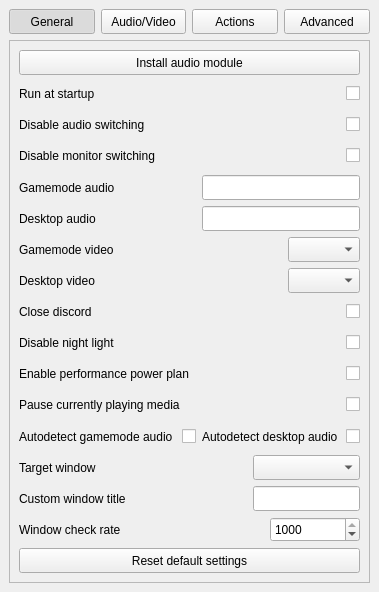
Odizinne/BigPictureTV, file Configurator/Configurator.ui: the form before one commit.
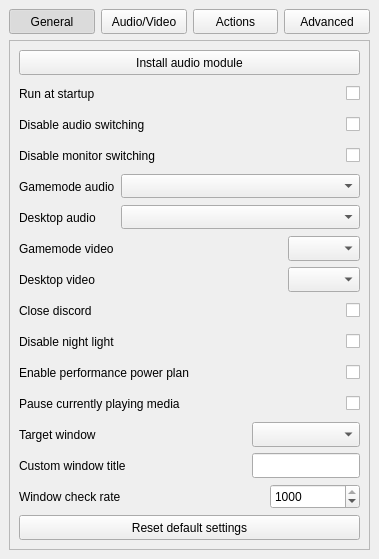
The form after the commit.

Commit message: refactored audio manager, added combobox, scan disconnected devices

The edit to the form file:
```diff
--- a/Configurator/Configurator.ui
+++ b/Configurator/Configurator.ui
@@ -7,7 +7,7 @@
     <x>0</x>
     <y>0</y>
     <width>379</width>
-    <height>592</height>
+    <height>559</height>
    </rect>
   </property>
   <property name="sizePolicy">
@@ -218,7 +218,36 @@
           <property name="spacing">
            <number>6</number>
           </property>
-          <item row="3" column="0">
+          <item row="1" column="2" colspan="3">
+           <widget class="QComboBox" name="targetWindowComboBox">
+            <property name="minimumSize">
+             <size>
+              <width>0</width>
+              <height>25</height>
+             </size>
+            </property>
+           </widget>
+          </item>
+          <item row="3" column="2" colspan="2">
+           <spacer name="horizontalSpacer">
+            <property name="minimumSize">
+             <size>
+              <width>0</width>
+              <height>25</height>
+             </size>
+            </property>
+            <property name="orientation">
+             <enum>Qt::Orientation::Horizontal</enum>
+            </property>
+            <property name="sizeHint" stdset="0">
+             <size>
+              <width>40</width>
+              <height>20</height>
+             </size>
+            </property>
+           </spacer>
+          </item>
+          <item row="2" column="0">
            <widget class="QLabel" name="customWindowLabel">
             <property name="minimumSize">
              <size>
@@ -231,33 +260,7 @@
             </property>
            </widget>
           </item>
-          <item row="4" column="0">
-           <widget class="QLabel" name="checkrateLabel">
-            <property name="minimumSize">
-             <size>
-              <width>0</width>
-              <height>25</height>
-             </size>
-            </property>
-            <property name="text">
-             <string>Window check rate</string>
-            </property>
-           </widget>
-          </item>
-          <item row="2" column="1">
-           <spacer name="horizontalSpacer_4">
-            <property name="orientation">
-             <enum>Qt::Orientation::Horizontal</enum>
-            </property>
-            <property name="sizeHint" stdset="0">
-             <size>
-              <width>40</width>
-              <height>20</height>
-             </size>
-            </property>
-           </spacer>
-          </item>
-          <item row="2" column="0">
+          <item row="1" column="0">
            <widget class="QLabel" name="targetWindowLabel">
             <property name="minimumSize">
              <size>
@@ -270,20 +273,7 @@
             </property>
            </widget>
           </item>
-          <item row="5" column="0" colspan="5">
-           <widget class="QPushButton" name="resetSettingsButton">
-            <property name="minimumSize">
-             <size>
-              <width>0</width>
-              <height>25</height>
-             </size>
-            </property>
-            <property name="text">
-             <string>Reset default settings</string>
-            </property>
-           </widget>
-          </item>
-          <item row="4" column="4">
+          <item row="3" column="4">
            <widget class="QSpinBox" name="checkrateSpinBox">
             <property name="minimumSize">
              <size>
@@ -308,87 +298,21 @@
             </property>
            </widget>
           </item>
-          <item row="1" column="0" colspan="5">
-           <layout class="QGridLayout" name="gridLayout_3">
-            <item row="1" column="1">
-             <widget class="QCheckBox" name="autodetectCheckBox">
-              <property name="layoutDirection">
-               <enum>Qt::LayoutDirection::RightToLeft</enum>
-              </property>
-              <property name="text">
-               <string/>
-              </property>
-             </widget>
-            </item>
-            <item row="1" column="2">
-             <widget class="QLabel" name="label_2">
-              <property name="minimumSize">
-               <size>
-                <width>0</width>
-                <height>25</height>
-               </size>
-              </property>
-              <property name="text">
-               <string>Autodetect desktop audio</string>
-              </property>
-             </widget>
-            </item>
-            <item row="1" column="0">
-             <widget class="QLabel" name="label">
-              <property name="minimumSize">
-               <size>
-                <width>0</width>
-                <height>25</height>
-               </size>
-              </property>
-              <property name="text">
-               <string>Autodetect gamemode audio</string>
-              </property>
-             </widget>
-            </item>
-            <item row="1" column="3">
-             <widget class="QCheckBox" name="autodetectDesktopCheckBox">
-              <property name="layoutDirection">
-               <enum>Qt::LayoutDirection::RightToLeft</enum>
-              </property>
-              <property name="text">
-               <string/>
-              </property>
-             </widget>
-            </item>
-           </layout>
-          </item>
-          <item row="3" column="2" colspan="3">
-           <widget class="QLineEdit" name="customWindowLineEdit">
+          <item row="3" column="0">
+           <widget class="QLabel" name="checkrateLabel">
             <property name="minimumSize">
              <size>
               <width>0</width>
               <height>25</height>
              </size>
             </property>
+            <property name="text">
+             <string>Window check rate</string>
+            </property>
            </widget>
           </item>
-          <item row="4" column="2" colspan="2">
-           <spacer name="horizontalSpacer">
-            <property name="minimumSize">
-             <size>
-              <width>0</width>
-              <height>25</height>
-             </size>
-            </property>
-            <property name="orientation">
-             <enum>Qt::Orientation::Horizontal</enum>
-            </property>
-            <property name="sizeHint" stdset="0">
-             <size>
-              <width>40</width>
-              <height>20</height>
-             </size>
-            </property>
-           </spacer>
-          </item>
           <item row="2" column="2" colspan="3">
-           <widget class="QComboBox" name="targetWindowComboBox">
+           <widget class="QLineEdit" name="customWindowLineEdit">
             <property name="minimumSize">
              <size>
               <width>0</width>
@@ -397,6 +321,32 @@
             </property>
            </widget>
           </item>
+          <item row="1" column="1">
+           <spacer name="horizontalSpacer_4">
+            <property name="orientation">
+             <enum>Qt::Orientation::Horizontal</enum>
+            </property>
+            <property name="sizeHint" stdset="0">
+             <size>
+              <width>40</width>
+              <height>20</height>
+             </size>
+            </property>
+           </spacer>
+          </item>
+          <item row="4" column="0" colspan="5">
+           <widget class="QPushButton" name="resetSettingsButton">
+            <property name="minimumSize">
+             <size>
+              <width>0</width>
+              <height>25</height>
+             </size>
+            </property>
+            <property name="text">
+             <string>Reset default settings</string>
+            </property>
+           </widget>
+          </item>
          </layout>
         </widget>
        </item>
@@ -551,29 +501,33 @@
           <property name="spacing">
            <number>6</number>
           </property>
-          <item row="2" column="2" colspan="2">
-           <widget class="QLineEdit" name="desktopAudioLineEdit">
-            <property name="sizePolicy">
-             <sizepolicy hsizetype="Preferred" vsizetype="Fixed">
-              <horstretch>0</horstretch>
-              <verstretch>0</verstretch>
-             </sizepolicy>
-            </property>
+          <item row="0" column="0">
+           <widget class="QLabel" name="gamemodeAudioLabel">
             <property name="minimumSize">
              <size>
               <width>0</width>
               <height>25</height>
              </size>
             </property>
-            <property name="autoFillBackground">
-             <bool>false</bool>
+            <property name="text">
+             <string>Gamemode audio</string>
             </property>
-            <property name="frame">
-             <bool>true</bool>
+           </widget>
+          </item>
+          <item row="1" column="0">
+           <widget class="QLabel" name="desktopAudioLabel">
+            <property name="minimumSize">
+             <size>
+              <width>0</width>
+              <height>25</height>
+             </size>
             </property>
+            <property name="text">
+             <string>Desktop audio</string>
+            </property>
            </widget>
           </item>
-          <item row="3" column="0">
+          <item row="2" column="0">
            <widget class="QLabel" name="gamemodeMonitorLabel">
             <property name="minimumSize">
              <size>
@@ -586,7 +540,7 @@
             </property>
            </widget>
           </item>
-          <item row="3" column="2">
+          <item row="2" column="1">
            <spacer name="horizontalSpacer_2">
             <property name="minimumSize">
              <size>
@@ -605,43 +559,7 @@
             </property>
            </spacer>
           </item>
-          <item row="1" column="1">
-           <spacer name="horizontalSpacer_3">
-            <property name="orientation">
-             <enum>Qt::Orientation::Horizontal</enum>
-            </property>
-            <property name="sizeHint" stdset="0">
-             <size>
-              <width>40</width>
-              <height>20</height>
-             </size>
-            </property>
-           </spacer>
-          </item>
-          <item row="2" column="0">
-           <widget class="QLabel" name="desktopAudioLabel">
-            <property name="minimumSize">
-             <size>
-              <width>0</width>
-              <height>25</height>
-             </size>
-            </property>
-            <property name="text">
-             <string>Desktop audio</string>
-            </property>
-           </widget>
-          </item>
-          <item row="4" column="3">
-           <widget class="QComboBox" name="desktopMonitorComboBox">
-            <property name="minimumSize">
-             <size>
-              <width>0</width>
-              <height>25</height>
-             </size>
-            </property>
-           </widget>
-          </item>
-          <item row="3" column="3">
+          <item row="2" column="2">
            <widget class="QComboBox" name="gamemodeMonitorComboBox">
             <property name="minimumSize">
              <size>
@@ -654,20 +572,7 @@
             </property>
            </widget>
           </item>
-          <item row="1" column="0">
-           <widget class="QLabel" name="gamemodeAudioLabel">
-            <property name="minimumSize">
-             <size>
-              <width>0</width>
-              <height>25</height>
-             </size>
-            </property>
-            <property name="text">
-             <string>Gamemode audio</string>
-            </property>
-           </widget>
-          </item>
-          <item row="4" column="0">
+          <item row="3" column="0">
            <widget class="QLabel" name="desktopMonitorLabel">
             <property name="minimumSize">
              <size>
@@ -680,25 +585,39 @@
             </property>
            </widget>
           </item>
-          <item row="1" column="2" colspan="2">
-           <widget class="QLineEdit" name="gamemodeAudioLineEdit">
-            <property name="sizePolicy">
-             <sizepolicy hsizetype="Preferred" vsizetype="Fixed">
-              <horstretch>0</horstretch>
-              <verstretch>0</verstretch>
-             </sizepolicy>
-            </property>
+          <item row="3" column="2">
+           <widget class="QComboBox" name="desktopMonitorComboBox">
             <property name="minimumSize">
              <size>
               <width>0</width>
               <height>25</height>
              </size>
             </property>
-            <property name="autoFillBackground">
-             <bool>false</bool>
+           </widget>
+          </item>
+          <item row="0" column="1" colspan="2">
+           <widget class="QComboBox" name="gamemodeAudioComboBox">
+            <property name="maximumSize">
+             <size>
+              <width>16777215</width>
+              <height>16777215</height>
+             </size>
             </property>
-            <property name="frame">
-             <bool>true</bool>
+            <property name="sizeAdjustPolicy">
+             <enum>QComboBox::SizeAdjustPolicy::AdjustToMinimumContentsLengthWithIcon</enum>
+            </property>
+           </widget>
+          </item>
+          <item row="1" column="1" colspan="2">
+           <widget class="QComboBox" name="desktopAudioComboBox">
+            <property name="maximumSize">
+             <size>
+              <width>16777215</width>
+              <height>16777215</height>
+             </size>
+            </property>
+            <property name="sizeAdjustPolicy">
+             <enum>QComboBox::SizeAdjustPolicy::AdjustToMinimumContentsLengthWithIcon</enum>
             </property>
            </widget>
           </item>
```
The commit also changes 6 other files.
